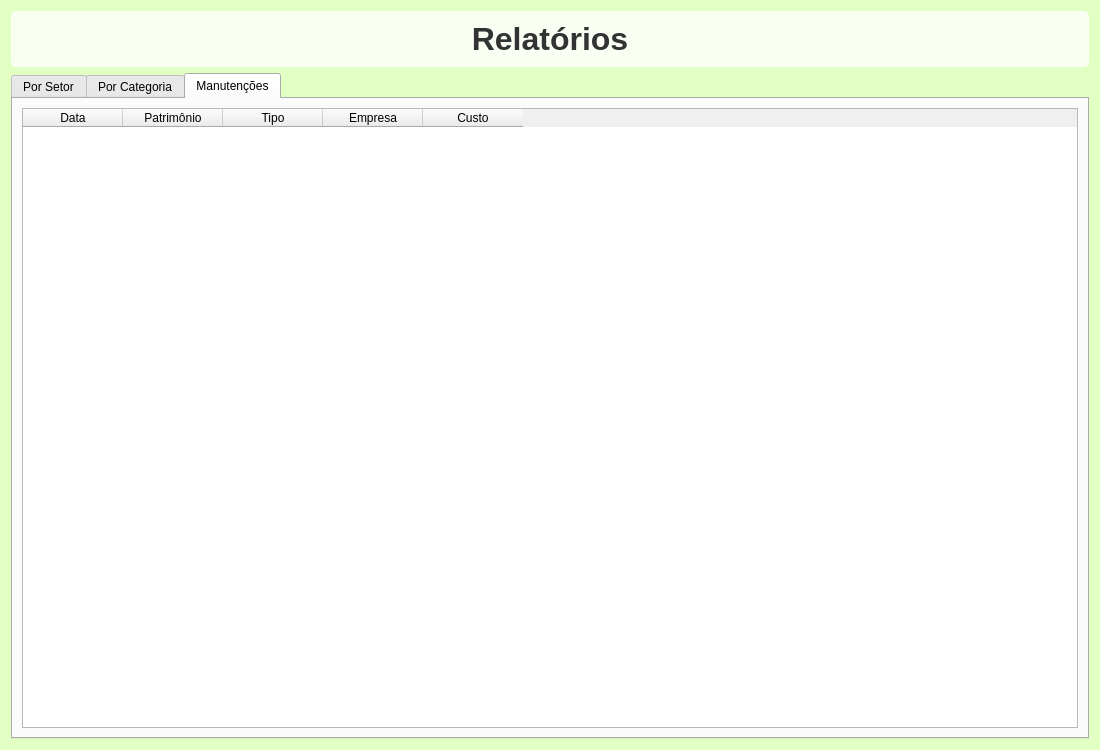
Above: Teste-Patrimonio/frontend/relatorios.ui from zecadelgado/patp before the change. Below: the same form after it.
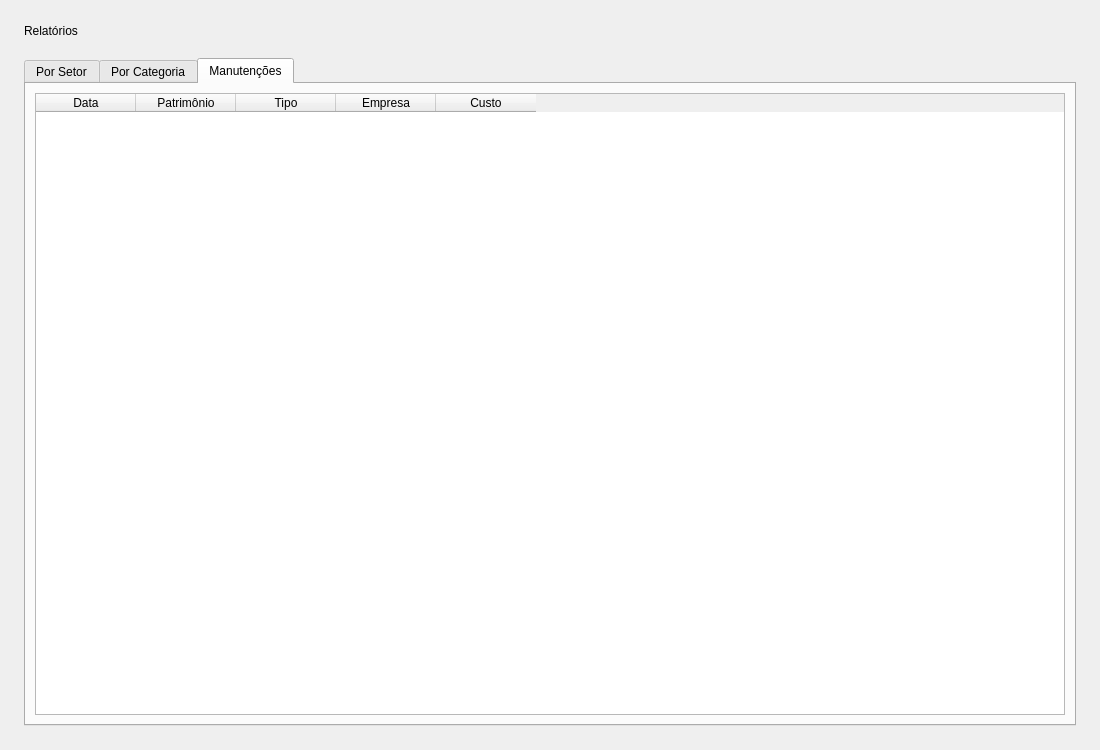
That is the form after the change.

Diff of the .ui file:
```diff
--- a/Teste-Patrimonio/frontend/relatorios.ui
+++ b/Teste-Patrimonio/frontend/relatorios.ui
@@ -13,35 +13,32 @@
   <property name="windowTitle">
    <string>Relatórios</string>
   </property>
-  <property name="styleSheet">
-   <string notr="true">#RelatoriosWindow{
-background-color: rgb(226, 255, 196);
-}</string>
-  </property>
   <layout class="QVBoxLayout" name="verticalLayout">
+      <property name="spacing">
+        <number>20</number>
+      </property>
+      <property name="leftMargin">
+        <number>24</number>
+      </property>
+      <property name="topMargin">
+        <number>24</number>
+      </property>
+      <property name="rightMargin">
+        <number>24</number>
+      </property>
+      <property name="bottomMargin">
+        <number>24</number>
+      </property>
    <item>
     <widget class="QLabel" name="lbl_title">
-     <property name="font">
-      <font>
-       <pointsize>24</pointsize>
-       <bold>true</bold>
-       <stylestrategy>PreferAntialias</stylestrategy>
-      </font>
-     </property>
      <property name="layoutDirection">
       <enum>Qt::LayoutDirection::LeftToRight</enum>
      </property>
-     <property name="styleSheet">
-      <string notr="true">color: #333333;
-background: rgba(255, 255, 255, 0.8);
-padding: 10px;
-border-radius: 5px;</string>
-     </property>
      <property name="text">
       <string>Relatórios</string>
      </property>
      <property name="alignment">
-      <set>Qt::AlignmentFlag::AlignCenter</set>
+            <set>Qt::AlignmentFlag::AlignLeft | Qt::AlignmentFlag::AlignVCenter</set>
      </property>
     </widget>
    </item>
```
Left out of the diff: 6 changed lines with no effect on the pictures. Lines whose indentation alone changed are shown as unchanged.
